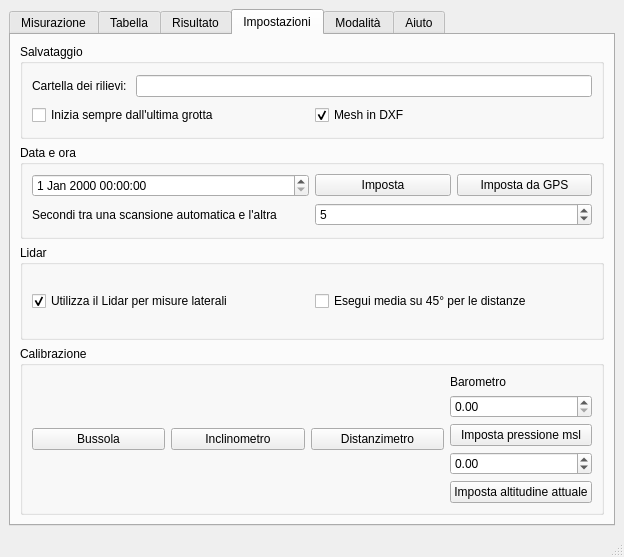
This is charlotte/charlotte.ui in zorbaproject/Meatloaf as Qt 5 draws it before an edit. The edited form follows.
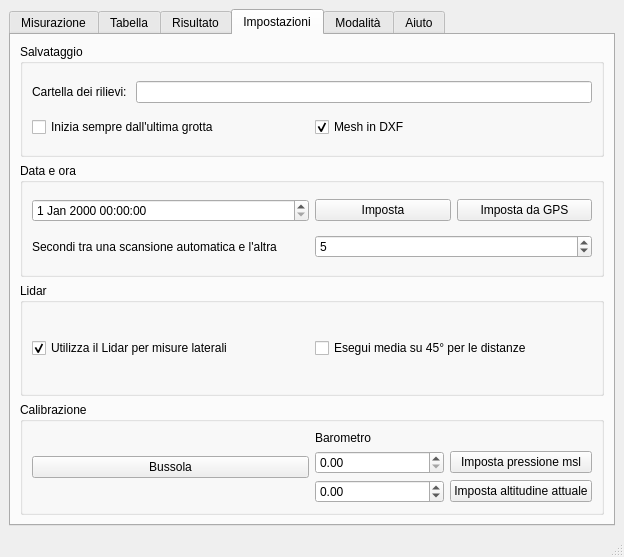
This is the edited form. The open tabs and pages were chosen to show the change.

Commit message: Fix interfaccia configurazione msl

```diff
--- a/charlotte/charlotte.ui
+++ b/charlotte/charlotte.ui
@@ -617,52 +617,30 @@
             </layout>
            </item>
            <item>
-            <layout class="QVBoxLayout" name="verticalLayout_10">
-             <item>
-              <widget class="QPushButton" name="calibraTilt">
-               <property name="text">
-                <string>Inclinometro</string>
-               </property>
-              </widget>
-             </item>
-            </layout>
-           </item>
-           <item>
-            <layout class="QVBoxLayout" name="verticalLayout_11">
-             <item>
-              <widget class="QPushButton" name="calibraLaser">
-               <property name="text">
-                <string>Distanzimetro</string>
-               </property>
-              </widget>
-             </item>
-            </layout>
-           </item>
-           <item>
-            <layout class="QVBoxLayout" name="verticalLayout_12">
-             <item>
-              <widget class="QLabel" name="label_22">
-               <property name="text">
-                <string>Barometro</string>
-               </property>
-              </widget>
-             </item>
-             <item>
-              <widget class="QDoubleSpinBox" name="doubleSpinBox">
-               <property name="maximum">
-                <double>4000.000000000000000</double>
-               </property>
-              </widget>
-             </item>
-             <item>
-              <widget class="QPushButton" name="pushButton">
+            <layout class="QGridLayout" name="gridLayout_5">
+             <item row="1" column="1">
+              <widget class="QPushButton" name="setMsl">
                <property name="text">
                 <string>Imposta pressione msl</string>
                </property>
               </widget>
              </item>
-             <item>
-              <widget class="QDoubleSpinBox" name="doubleSpinBox_2">
+             <item row="2" column="1">
+              <widget class="QPushButton" name="setAlt">
+               <property name="text">
+                <string>Imposta altitudine attuale</string>
+               </property>
+              </widget>
+             </item>
+             <item row="1" column="0">
+              <widget class="QDoubleSpinBox" name="actualMsl">
+               <property name="maximum">
+                <double>4000.000000000000000</double>
+               </property>
+              </widget>
+             </item>
+             <item row="2" column="0">
+              <widget class="QDoubleSpinBox" name="actualAlt">
                <property name="minimum">
                 <double>-4000.000000000000000</double>
                </property>
@@ -671,10 +649,10 @@
                </property>
               </widget>
              </item>
-             <item>
-              <widget class="QPushButton" name="pushButton_2">
+             <item row="0" column="0">
+              <widget class="QLabel" name="label_22">
                <property name="text">
-                <string>Imposta altitudine attuale</string>
+                <string>Barometro</string>
                </property>
               </widget>
              </item>
```
Left out of the diff: 2 changed lines with no effect on the pictures. The commit also changes 1 other file.
